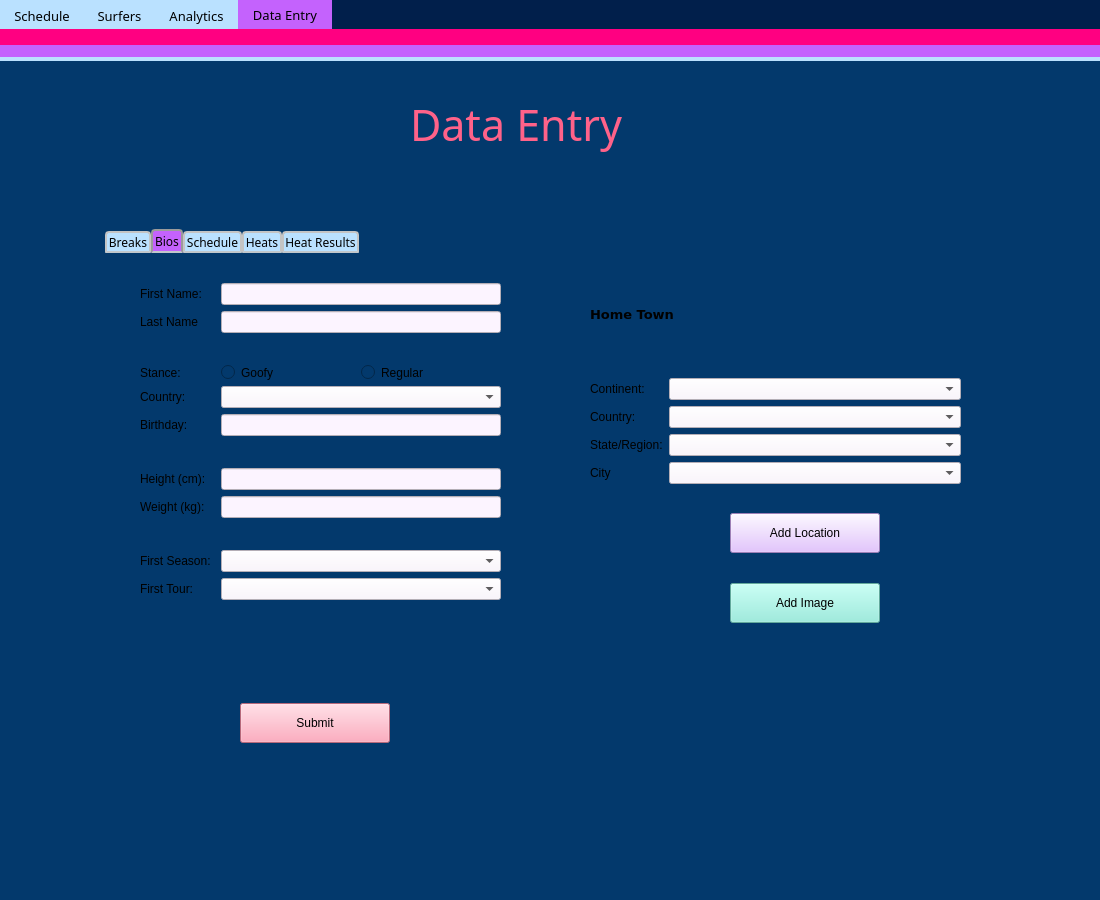
Before: the Qt Designer form gui/main_widget/ui/wsl_analytics_ui.ui in rhill5555/py-widget-surfing, drawn with Qt 5.
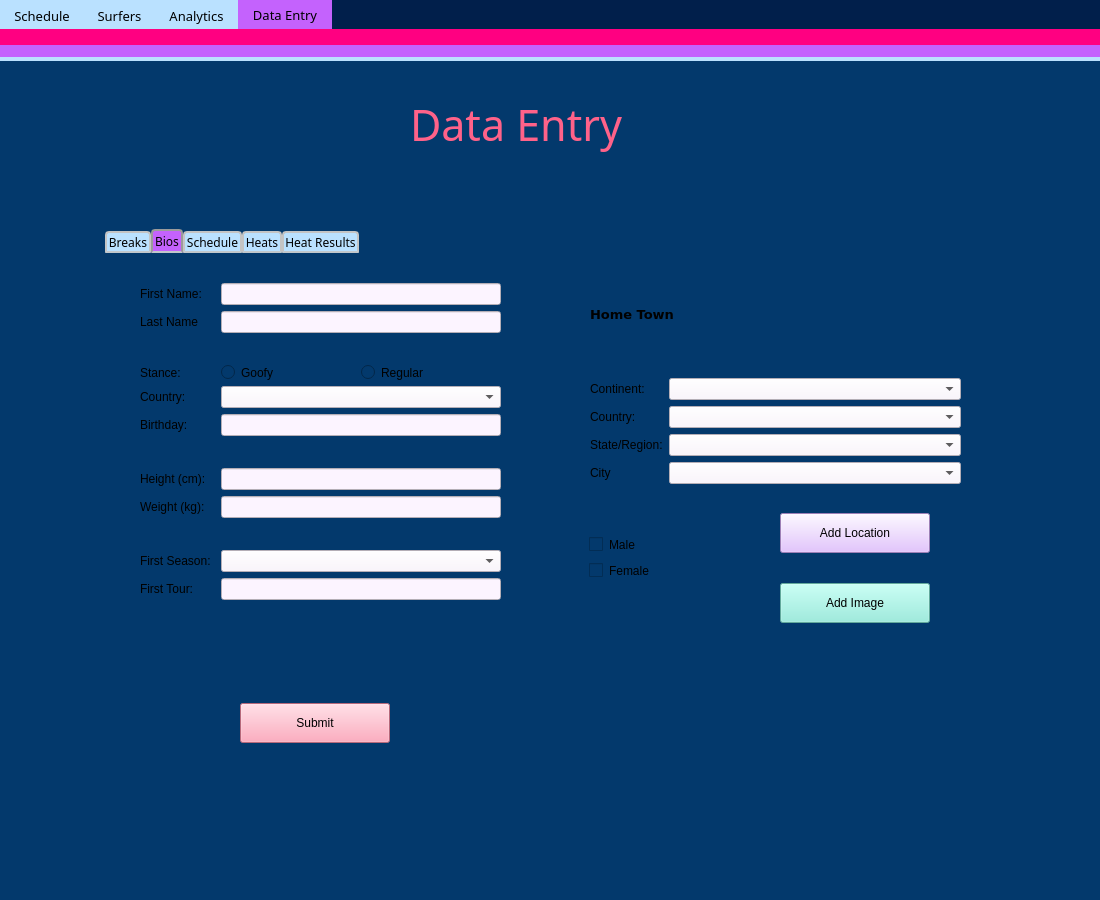
After: the same form once the commit is applied. The open tabs and pages were chosen to show the change.

Commit message: add first tour name

What changed in the file:
```diff
--- a/gui/main_widget/ui/wsl_analytics_ui.ui
+++ b/gui/main_widget/ui/wsl_analytics_ui.ui
@@ -1066,13 +1066,6 @@
            </property>
           </widget>
          </item>
-         <item row="11" column="1">
-          <widget class="QComboBox" name="BioFirTourCb">
-           <property name="styleSheet">
-            <string notr="true">background: #fcf4ff</string>
-           </property>
-          </widget>
-         </item>
          <item row="4" column="0">
           <widget class="QLabel" name="BioCount">
            <property name="text">
@@ -1087,6 +1080,13 @@
            </property>
           </widget>
          </item>
+         <item row="11" column="1">
+          <widget class="QLineEdit" name="BioFirstTourLine">
+           <property name="styleSheet">
+            <string notr="true">background: #fcf4ff</string>
+           </property>
+          </widget>
+         </item>
         </layout>
        </widget>
        <widget class="QWidget" name="verticalLayoutWidget">
@@ -1209,7 +1209,7 @@
        <widget class="QPushButton" name="BioAddlocbutton">
         <property name="geometry">
          <rect>
-          <x>630</x>
+          <x>680</x>
           <y>260</y>
           <width>150</width>
           <height>40</height>
@@ -1225,7 +1225,7 @@
        <widget class="QPushButton" name="BioAddimagebut">
         <property name="geometry">
          <rect>
-          <x>630</x>
+          <x>680</x>
           <y>330</y>
           <width>150</width>
           <height>40</height>
@@ -1254,6 +1254,32 @@
          <string>Submit</string>
         </property>
        </widget>
+       <widget class="QWidget" name="verticalLayoutWidget_2">
+        <property name="geometry">
+         <rect>
+          <x>489</x>
+          <y>279</y>
+          <width>131</width>
+          <height>51</height>
+         </rect>
+        </property>
+        <layout class="QVBoxLayout" name="verticalLayout">
+         <item>
+          <widget class="QCheckBox" name="MaleBox">
+           <property name="text">
+            <string>Male</string>
+           </property>
+          </widget>
+         </item>
+         <item>
+          <widget class="QCheckBox" name="FemaleBox">
+           <property name="text">
+            <string>Female</string>
+           </property>
+          </widget>
+         </item>
+        </layout>
+       </widget>
       </widget>
       <widget class="QWidget" name="breakschedtab">
        <attribute name="title">
```
Left out of the diff: 2 changed lines with no effect on the pictures. The commit also changes 2 other files.
